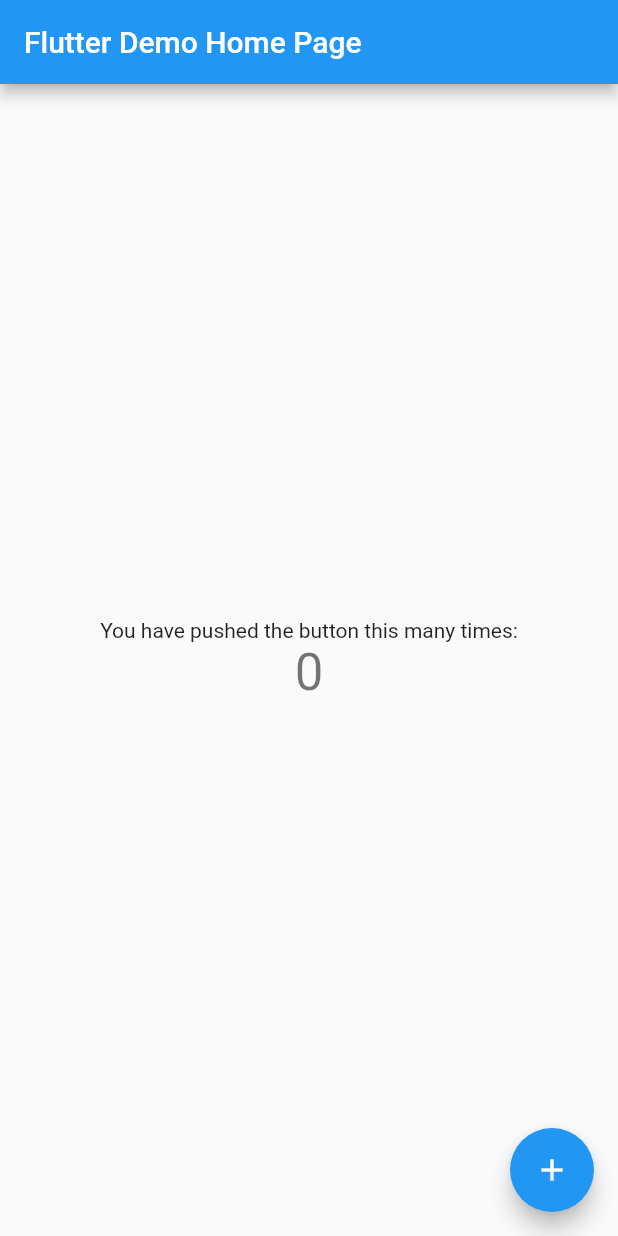
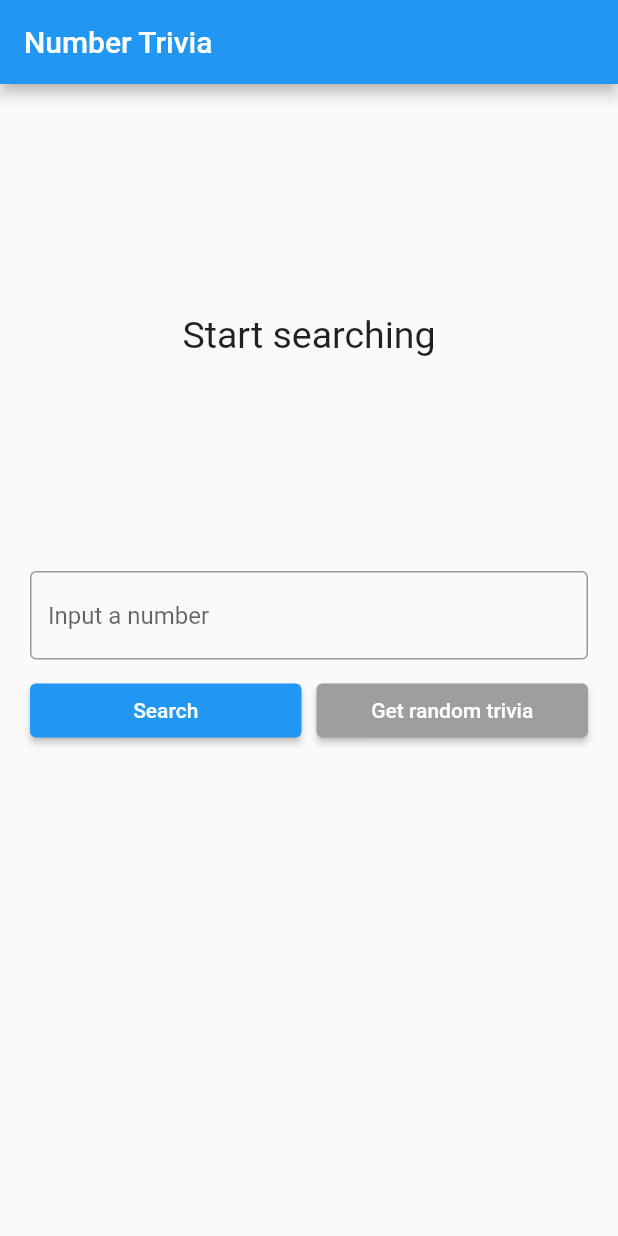
Before and after one commit to BartoszRudnik/Trivia_App, a Flutter app: the screen it shows after launch, on a phone screen of 412 x 824 dp. Run offline on Flutter 3.47's test engine with Material 2 defaults, Android fonts, the phone set to English and light mode, and no system bars; our stand-ins replace bloc, dartz, equatable, flutter_bloc, get_it, internet_connection_checker and 1 more.

Commit message:
implementacja ui

```diff
--- a/lib/features/number_trivia/data/datasources/number_trivia_remote_data_source.dart
+++ b/lib/features/number_trivia/data/datasources/number_trivia_remote_data_source.dart
@@ -23,7 +23,7 @@ class NumberTriviaRemoteDataSourceImpl implements NumberTriviaRemoteDataSource {
 
   @override
   Future<NumberTriviaModel> getConcreteNumberTrivia(int number) async {
-    final response = await client.get(Uri.parse(serverUrlConcrete + triviaNumber.toString()), headers: headers);
+    final response = await client.get(Uri.parse(serverUrlConcrete + number.toString()), headers: headers);
 
     if (response.statusCode == 200) {
       final responseBody = json.decode(response.body);
--- a/lib/features/number_trivia/domain/usecases/get_concrete_number_trivia.dart
+++ b/lib/features/number_trivia/domain/usecases/get_concrete_number_trivia.dart
@@ -12,6 +12,7 @@ class GetConcreteNumberTrivia extends Usecase<NumberTrivia, Params> {
     required this.numberTriviaRepository,
   });
 
+  @override
   Future<Either<Failure, NumberTrivia>?> call({required Params params}) async {
     return await numberTriviaRepository.getConcreteNumberTrivia(params.number);
   }
--- /dev/null
+++ b/lib/features/number_trivia/presentation/pages/number_trivia_page.dart
@@ -0,0 +1,55 @@
+import 'package:flutter/material.dart';
+import 'package:flutter_bloc/flutter_bloc.dart';
+import 'package:number_trivia/features/number_trivia/presentation/bloc/number_trivia_bloc.dart';
+import 'package:number_trivia/features/number_trivia/presentation/widgets/loading_widget.dart';
+import 'package:number_trivia/features/number_trivia/presentation/widgets/message_display.dart';
+import 'package:number_trivia/features/number_trivia/presentation/widgets/trivia_controls.dart';
+import 'package:number_trivia/features/number_trivia/presentation/widgets/trivia_display.dart';
+import 'package:number_trivia/injection_container.dart';
+
+class NumberTriviaPage extends StatelessWidget {
+  const NumberTriviaPage({Key? key}) : super(key: key);
+
+  @override
+  Widget build(BuildContext context) {
+    return Scaffold(
+      appBar: AppBar(
+        title: const Text("Number Trivia"),
+      ),
+      body: SingleChildScrollView(
+        child: BlocProvider(
+          create: (context) => sl<NumberTriviaBloc>(),
+          child: Center(
+            child: Padding(
+              padding: const EdgeInsets.all(20),
+              child: Column(
+                children: [
+                  const SizedBox(height: 10),
+                  BlocBuilder<NumberTriviaBloc, NumberTriviaState>(
+                    builder: (context, state) {
+                      if (state is Empty) {
+                        return const MessageDisplay(message: 'Start searching');
+                      } else if (state is Loading) {
+                        return const LoadingWidget();
+                      } else if (state is Loaded) {
+                        return TriviaDisplay(numberTrivia: state.numberTrivia);
+                      } else if (state is ErrorState) {
+                        return MessageDisplay(message: state.errorMessage);
+                      }
+                      return SizedBox(
+                        height: MediaQuery.of(context).size.height / 3,
+                        child: const Placeholder(),
+                      );
+                    },
+                  ),
+                  const SizedBox(height: 20),
+                  const TriviaControls(),
+                ],
+              ),
+            ),
+          ),
+        ),
+      ),
+    );
+  }
+}
--- /dev/null
+++ b/lib/features/number_trivia/presentation/widgets/message_display.dart
@@ -0,0 +1,26 @@
+import 'package:flutter/material.dart';
+
+class MessageDisplay extends StatelessWidget {
+  const MessageDisplay({
+    Key? key,
+    required this.message,
+  }) : super(key: key);
+
+  final String message;
+
+  @override
+  Widget build(BuildContext context) {
+    return SizedBox(
+      height: MediaQuery.of(context).size.height / 3,
+      child: Center(
+        child: SingleChildScrollView(
+          child: Text(
+            message,
+            style: const TextStyle(fontSize: 25),
+            textAlign: TextAlign.center,
+          ),
+        ),
+      ),
+    );
+  }
+}
--- /dev/null
+++ b/lib/features/number_trivia/presentation/widgets/trivia_controls.dart
@@ -0,0 +1,75 @@
+import 'package:flutter/material.dart';
+import 'package:number_trivia/features/number_trivia/presentation/bloc/number_trivia_bloc.dart';
+import 'package:provider/src/provider.dart';
+
+class TriviaControls extends StatefulWidget {
+  const TriviaControls({Key? key}) : super(key: key);
+
+  @override
+  _TriviaControlsState createState() => _TriviaControlsState();
+}
+
+class _TriviaControlsState extends State<TriviaControls> {
+  late TextEditingController textEditingController;
+  late String inputStr;
+
+  @override
+  void initState() {
+    super.initState();
+
+    textEditingController = TextEditingController();
+  }
+
+  void addConcrete() {
+    textEditingController.clear();
+    context.read<NumberTriviaBloc>().add(GetTriviaForConcreteNumber(numberString: inputStr));
+  }
+
+  void addRandom() {
+    textEditingController.clear();
+    context.read<NumberTriviaBloc>().add(GetTriviaForRandomNumber());
+  }
+
+  @override
+  Widget build(BuildContext context) {
+    return Column(
+      children: [
+        TextField(
+          controller: textEditingController,
+          keyboardType: TextInputType.number,
+          decoration: const InputDecoration(
+            border: OutlineInputBorder(),
+            hintText: 'Input a number',
+          ),
+          onChanged: (value) {
+            inputStr = value;
+          },
+          onSubmitted: (_) {
+            addConcrete();
+          },
+        ),
+        const SizedBox(height: 10),
+        Row(
+          children: [
+            Expanded(
+              child: ElevatedButton(
+                child: const Text('Search'),
+                onPressed: addConcrete,
+              ),
+            ),
+            const SizedBox(width: 10),
+            Expanded(
+              child: ElevatedButton(
+                style: ElevatedButton.styleFrom(
+                  primary: Colors.grey.shade500,
+                ),
+                child: const Text('Get random trivia'),
+                onPressed: addRandom,
+              ),
+            ),
+          ],
+        )
+      ],
+    );
+  }
+}
--- a/lib/injection_container.dart
+++ b/lib/injection_container.dart
@@ -43,6 +43,6 @@ Future<void> init() async {
   final sharedPreferences = await SharedPreferences.getInstance();
 
   sl.registerLazySingleton(() => sharedPreferences);
-  sl.registerLazySingleton(() => http.Client);
+  sl.registerLazySingleton(() => http.Client());
   sl.registerLazySingleton(() => InternetConnectionChecker());
 }
--- a/lib/main.dart
+++ b/lib/main.dart
@@ -1,7 +1,9 @@
 import 'package:flutter/material.dart';
+import 'features/number_trivia/presentation/pages/number_trivia_page.dart';
 import 'injection_container.dart' as di;
 
 void main() async {
+  WidgetsFlutterBinding.ensureInitialized();
   await di.init();
 
   runApp(const MyApp());
@@ -10,109 +12,17 @@ void main() async {
 class MyApp extends StatelessWidget {
   const MyApp({Key? key}) : super(key: key);
 
-  // This widget is the root of your application.
   @override
   Widget build(BuildContext context) {
     return MaterialApp(
-      title: 'Flutter Demo',
+      title: 'Number Trivia',
       theme: ThemeData(
-        // This is the theme of your application.
-        //
-        // Try running your application with "flutter run". You'll see the
-        // application has a blue toolbar. Then, without quitting the app, try
-        // changing the primarySwatch below to Colors.green and then invoke
-        // "hot reload" (press "r" in the console where you ran "flutter run",
-        // or simply save your changes to "hot reload" in a Flutter IDE).
-        // Notice that the counter didn't reset back to zero; the application
-        // is not restarted.
-        primarySwatch: Colors.blue,
+        primaryColor: Colors.green.shade800,
+        colorScheme: ColorScheme.fromSwatch().copyWith(
+          secondary: Colors.green.shade600,
+        ),
       ),
-      home: const MyHomePage(title: 'Flutter Demo Home Page'),
+      home: const NumberTriviaPage(),
     );
   }
 }
-
-class MyHomePage extends StatefulWidget {
-  const MyHomePage({Key? key, required this.title}) : super(key: key);
-
-  // This widget is the home page of your application. It is stateful, meaning
-  // that it has a State object (defined below) that contains fields that affect
-  // how it looks.
-
-  // This class is the configuration for the state. It holds the values (in this
-  // case the title) provided by the parent (in this case the App widget) and
-  // used by the build method of the State. Fields in a Widget subclass are
-  // always marked "final".
-
-  final String title;
-
-  @override
-  State<MyHomePage> createState() => _MyHomePageState();
-}
-
-class _MyHomePageState extends State<MyHomePage> {
-  int _counter = 0;
-
-  void _incrementCounter() {
-    setState(() {
-      // This call to setState tells the Flutter framework that something has
-      // changed in this State, which causes it to rerun the build method below
-      // so that the display can reflect the updated values. If we changed
-      // _counter without calling setState(), then the build method would not be
-      // called again, and so nothing would appear to happen.
-      _counter++;
-    });
-  }
-
-  @override
-  Widget build(BuildContext context) {
-    // This method is rerun every time setState is called, for instance as done
-    // by the _incrementCounter method above.
-    //
-    // The Flutter framework has been optimized to make rerunning build methods
-    // fast, so that you can just rebuild anything that needs updating rather
-    // than having to individually change instances of widgets.
-    return Scaffold(
-      appBar: AppBar(
-        // Here we take the value from the MyHomePage object that was created by
-        // the App.build method, and use it to set our appbar title.
-        title: Text(widget.title),
-      ),
-      body: Center(
-        // Center is a layout widget. It takes a single child and positions it
-        // in the middle of the parent.
-        child: Column(
-          // Column is also a layout widget. It takes a list of children and
-          // arranges them vertically. By default, it sizes itself to fit its
-          // children horizontally, and tries to be as tall as its parent.
-          //
-          // Invoke "debug painting" (press "p" in the console, choose the
-          // "Toggle Debug Paint" action from the Flutter Inspector in Android
-          // Studio, or the "Toggle Debug Paint" command in Visual Studio Code)
-          // to see the wireframe for each widget.
-          //
-          // Column has various properties to control how it sizes itself and
-          // how it positions its children. Here we use mainAxisAlignment to
-          // center the children vertically; the main axis here is the vertical
-          // axis because Columns are vertical (the cross axis would be
-          // horizontal).
-          mainAxisAlignment: MainAxisAlignment.center,
-          children: <Widget>[
-            const Text(
-              'You have pushed the button this many times:',
-            ),
-            Text(
-              '$_counter',
-              style: Theme.of(context).textTheme.headline4,
-            ),
-          ],
-        ),
-      ),
-      floatingActionButton: FloatingActionButton(
-        onPressed: _incrementCounter,
-        tooltip: 'Increment',
-        child: const Icon(Icons.add),
-      ), // This trailing comma makes auto-formatting nicer for build methods.
-    );
-  }
-}
```
Also changed, not shown: lib/features/number_trivia/presentation/bloc/number_trivia_bloc.dart (+4 -4 lines), lib/features/number_trivia/presentation/widgets/loading_widget.dart (added, +15 -0 lines), lib/features/number_trivia/presentation/widgets/trivia_display.dart (added, +40 -0 lines).
